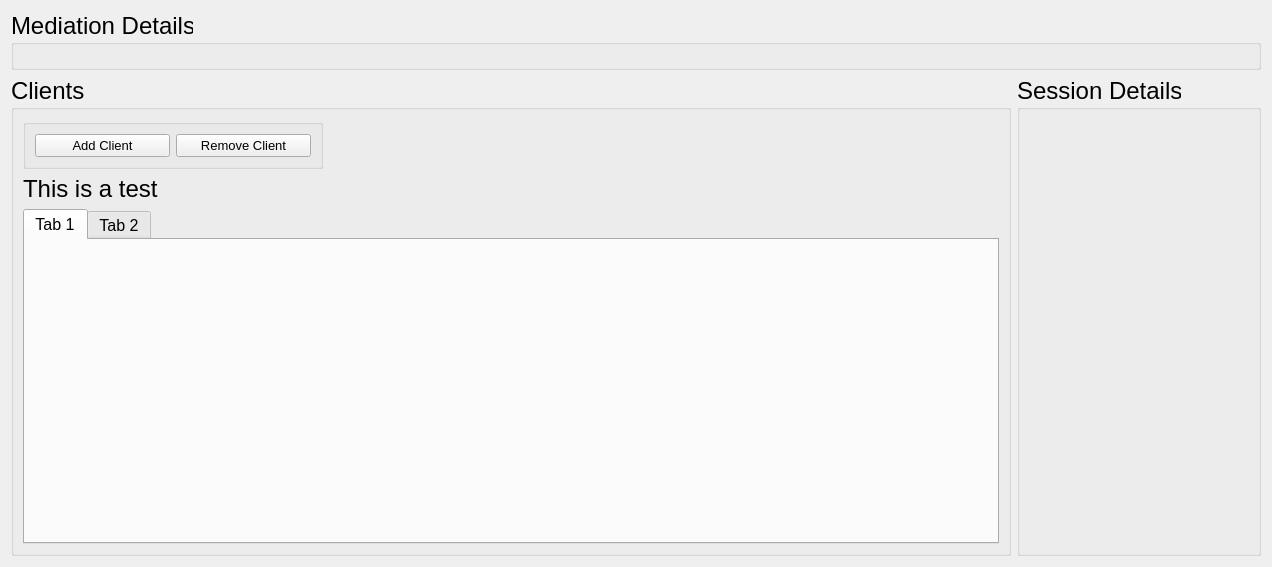
Old version of the form drc/gui/mediationprocessview.ui in the repository lansdon/cpts483_drc.
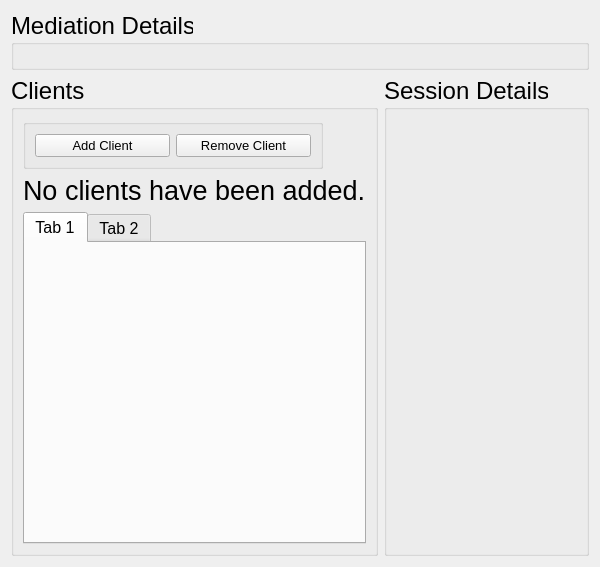
New version of the form.

What changed in the file:
```diff
--- a/drc/gui/mediationprocessview.ui
+++ b/drc/gui/mediationprocessview.ui
@@ -6,7 +6,7 @@
    <rect>
     <x>0</x>
     <y>0</y>
-    <width>1272</width>
+    <width>505</width>
     <height>567</height>
    </rect>
   </property>
@@ -151,9 +151,14 @@
          </widget>
         </item>
         <item row="1" column="0">
-         <widget class="QLabel" name="label">
+         <widget class="QLabel" name="noClientsLabel">
+          <property name="font">
+           <font>
+            <pointsize>20</pointsize>
+           </font>
+          </property>
           <property name="text">
-           <string>This is a test</string>
+           <string>No clients have been added.</string>
           </property>
          </widget>
         </item>
```
